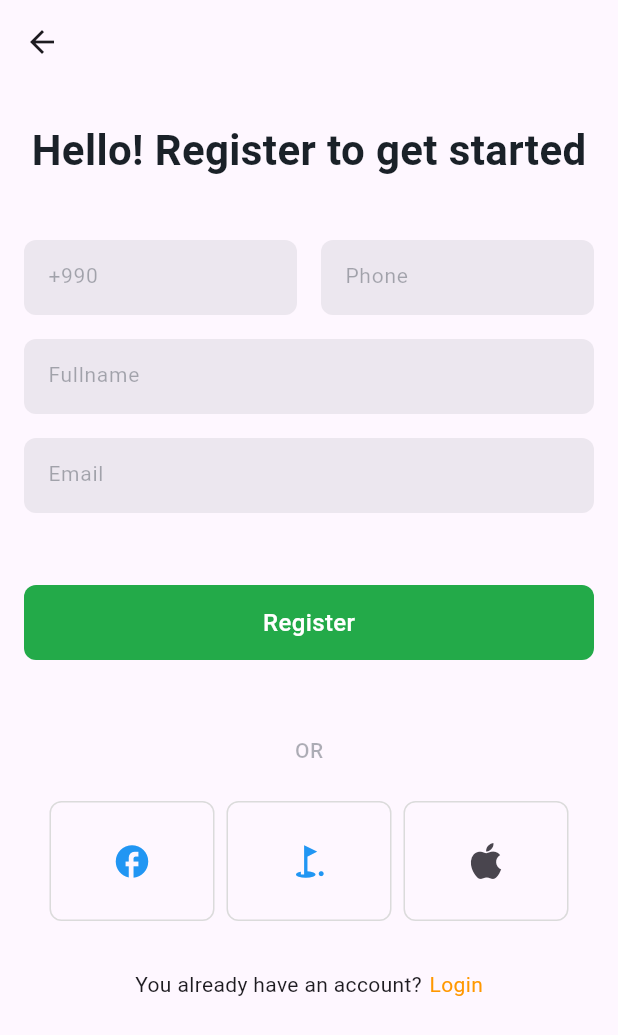
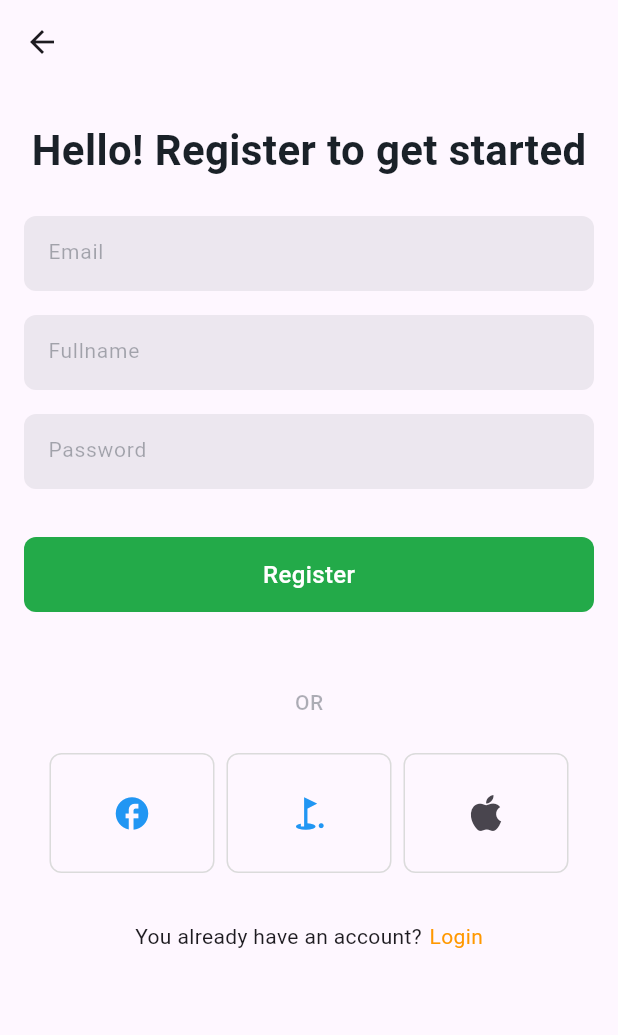
Before and after one commit to danicsaki/flutter_structure_cubit, a Flutter app: the screen it shows after launch, after a tap on "Get Started", on a phone screen of 412 x 824 dp. Shown: the top 1035 px of the screen. Run offline on Flutter 3.47's test engine with Material 2 defaults, Android fonts, the phone set to English and light mode, and no system bars; our stand-ins replace bloc, equatable, firebase_auth, firebase_core, flutter_bloc, flutter_svg; accounts and stored records are empty; network calls fail; statements that could not run were skipped.

Commit message:
add_code

```diff
--- /dev/null
+++ b/lib/cubits/cubits.dart
@@ -0,0 +1 @@
+export 'register/register_cubit.dart';
--- /dev/null
+++ b/lib/cubits/register/register_cubit.dart
@@ -0,0 +1,26 @@
+import 'package:app_structure_example/models/models.dart';
+import 'package:app_structure_example/repositories/repositories.dart';
+import 'package:bloc/bloc.dart';
+import 'package:equatable/equatable.dart';
+import 'package:firebase_auth/firebase_auth.dart';
+
+part 'register_state.dart';
+
+class RegisterCubit extends Cubit<RegisterState> {
+  final RegisterRepository repository;
+
+  RegisterCubit({required this.repository}) : super(const RegisterState());
+
+  Future<void> register(
+      String phone, String fullname, String email, String password) async {
+    try {
+      emit(state.copyWith(status: RegisterStateStatus.loading));
+
+      var user = await repository.register(phone, fullname, email, password);
+
+      emit(state.copyWith(status: RegisterStateStatus.success, user: user));
+    } catch (e) {
+      emit(state.copyWith(status: RegisterStateStatus.failure));
+    }
+  }
+}
--- /dev/null
+++ b/lib/cubits/register/register_state.dart
@@ -0,0 +1,27 @@
+part of 'register_cubit.dart';
+
+enum RegisterStateStatus { initial, loading, success, failure }
+
+class RegisterState extends Equatable {
+  final RegisterStateStatus status;
+  final User? user;
+  final Failure? exception;
+
+  const RegisterState(
+      {this.status = RegisterStateStatus.initial, this.user, this.exception});
+
+  RegisterState copyWith({
+    RegisterStateStatus? status,
+    User? user,
+    Failure? exception,
+  }) {
+    return RegisterState(
+      status: status ?? this.status,
+      user: user ?? this.user,
+      exception: exception ?? this.exception,
+    );
+  }
+
+  @override
+  List<Object?> get props => [status, user, exception];
+}
--- a/lib/main.dart
+++ b/lib/main.dart
@@ -1,8 +1,17 @@
 import 'package:app_structure_example/config/app_router.dart';
+import 'package:app_structure_example/cubits/cubits.dart';
+import 'package:app_structure_example/firebase_options.dart';
+import 'package:app_structure_example/repositories/repositories.dart';
 import 'package:app_structure_example/screens/screens.dart';
 import 'package:flutter/material.dart';
+import 'package:firebase_core/firebase_core.dart';
+import 'package:flutter_bloc/flutter_bloc.dart';
 
-void main() {
+void main() async {
+  WidgetsFlutterBinding.ensureInitialized();
+  await Firebase.initializeApp(
+    options: DefaultFirebaseOptions.currentPlatform,
+  );
   runApp(const MyApp());
 }
 
@@ -11,7 +20,20 @@ class MyApp extends StatelessWidget {
 
   @override
   Widget build(BuildContext context) {
-    return MaterialApp(
+    return MultiRepositoryProvider(
+      providers: [
+        RepositoryProvider(
+          create: (context) => RegisterRepository(),
+        ),
+      ],
+      child: MultiBlocProvider(
+        providers: [
+          BlocProvider(
+            create: (context) =>
+                RegisterCubit(repository: RegisterRepository()),
+          ),
+        ],
+        child: MaterialApp(
           title: 'Flutter Demo',
           theme: ThemeData(
             colorScheme: ColorScheme.fromSeed(seedColor: Colors.deepPurple),
@@ -19,6 +41,8 @@ class MyApp extends StatelessWidget {
           ),
           onGenerateRoute: AppRouter.onGenerateRoute,
           initialRoute: SplashScreen.routeName,
+        ),
+      ),
     );
   }
 }
--- /dev/null
+++ b/lib/models/models.dart
@@ -0,0 +1 @@
+export 'failure_model.dart';
--- /dev/null
+++ b/lib/repositories/register/base_register_repository.dart
@@ -0,0 +1,4 @@
+abstract class BaseRegisterRepository {
+  Future<dynamic> register(
+      String phone, String fullname, String email, String password) async {}
+}
--- /dev/null
+++ b/lib/repositories/register/register_repository.dart
@@ -0,0 +1,21 @@
+import 'package:app_structure_example/repositories/register/base_register_repository.dart';
+import 'package:firebase_auth/firebase_auth.dart';
+import 'package:flutter/material.dart';
+
+class RegisterRepository extends BaseRegisterRepository {
+  RegisterRepository();
+
+  @override
+  Future<dynamic> register(
+      String phone, String fullname, String email, String password) async {
+    UserCredential result =
+        await FirebaseAuth.instance.createUserWithEmailAndPassword(
+      email: email,
+      password: password,
+    );
+
+    debugPrint('$result');
+
+    return result.user;
+  }
+}
--- /dev/null
+++ b/lib/repositories/repositories.dart
@@ -0,0 +1 @@
+export 'register/register_repository.dart';
--- a/lib/screens/register/register_screen.dart
+++ b/lib/screens/register/register_screen.dart
@@ -1,7 +1,10 @@
+import 'package:app_structure_example/cubits/cubits.dart';
 import 'package:flutter/material.dart';
+import 'package:flutter_bloc/flutter_bloc.dart';
 
 class RegisterScreen extends StatefulWidget {
   static const String routeName = '/register';
+
   const RegisterScreen({super.key});
 
   static Route route() {
@@ -16,6 +19,12 @@ class RegisterScreen extends StatefulWidget {
 }
 
 class _RegisterScreenState extends State<RegisterScreen> {
+  static TextEditingController prefixController = TextEditingController();
+  static TextEditingController phoneController = TextEditingController();
+  static TextEditingController nameController = TextEditingController();
+  static TextEditingController emailController = TextEditingController();
+  static TextEditingController passwordController = TextEditingController();
+
   @override
   Widget build(BuildContext context) {
     Size screenSize = MediaQuery.of(context).size;
@@ -35,25 +44,19 @@ class _RegisterScreenState extends State<RegisterScreen> {
             ),
           ),
           Padding(
-            padding: const EdgeInsets.all(16.0),
+            padding: const EdgeInsets.only(left: 16, right: 16, bottom: 16),
             child: SizedBox(
               height: 50,
-              child: Row(
-                children: [
-                  Expanded(
-                    child: Container(
-                      decoration: BoxDecoration(
-                        borderRadius: BorderRadius.circular(8),
-                      ),
               child: TextField(
+                controller: emailController,
                 style: const TextStyle(fontSize: 14),
                 decoration: InputDecoration(
                   hintStyle: const TextStyle(
                     fontSize: 14,
                     color: Color(0x5C1C2731),
                   ),
-                          hintText: '+990',
-                          fillColor: const Color(0x141c2731),
+                  hintText: 'Email',
+                  fillColor: const Color(0x141C2731),
                   filled: true,
                   border: OutlineInputBorder(
                     borderRadius: BorderRadius.circular(8),
@@ -63,34 +66,66 @@ class _RegisterScreenState extends State<RegisterScreen> {
               ),
             ),
           ),
-                  const SizedBox(width: 16),
-                  Expanded(
-                    child: TextField(
-                      style: const TextStyle(fontSize: 14),
-                      decoration: InputDecoration(
-                        hintStyle: const TextStyle(
-                          fontSize: 14,
-                          color: Color(0x5C1C2731),
-                        ),
-                        hintText: 'Phone',
-                        fillColor: const Color(0x141C2731),
-                        filled: true,
-                        border: OutlineInputBorder(
-                          borderRadius: BorderRadius.circular(8),
-                          borderSide: BorderSide.none,
-                        ),
-                      ),
-                    ),
-                  ),
-                ],
-              ),
-            ),
-          ),
+          // Padding(
+          //   padding: const EdgeInsets.all(16.0),
+          //   child: SizedBox(
+          //     height: 50,
+          //     child: Row(
+          //       children: [
+          //         Expanded(
+          //           child: Container(
+          //             decoration: BoxDecoration(
+          //               borderRadius: BorderRadius.circular(8),
+          //             ),
+          //             child: TextField(
+          //               controller: prefixController,
+          //               style: const TextStyle(fontSize: 14),
+          //               decoration: InputDecoration(
+          //                 hintStyle: const TextStyle(
+          //                   fontSize: 14,
+          //                   color: Color(0x5C1C2731),
+          //                 ),
+          //                 hintText: '+990',
+          //                 fillColor: const Color(0x141c2731),
+          //                 filled: true,
+          //                 border: OutlineInputBorder(
+          //                   borderRadius: BorderRadius.circular(8),
+          //                   borderSide: BorderSide.none,
+          //                 ),
+          //               ),
+          //             ),
+          //           ),
+          //         ),
+          //         const SizedBox(width: 16),
+          //         Expanded(
+          //           child: TextField(
+          //             controller: phoneController,
+          //             style: const TextStyle(fontSize: 14),
+          //             decoration: InputDecoration(
+          //               hintStyle: const TextStyle(
+          //                 fontSize: 14,
+          //                 color: Color(0x5C1C2731),
+          //               ),
+          //               hintText: 'Phone',
+          //               fillColor: const Color(0x141C2731),
+          //               filled: true,
+          //               border: OutlineInputBorder(
+          //                 borderRadius: BorderRadius.circular(8),
+          //                 borderSide: BorderSide.none,
+          //               ),
+          //             ),
+          //           ),
+          //         ),
+          //       ],
+          //     ),
+          //   ),
+          // ),
           Padding(
             padding: const EdgeInsets.only(left: 16, right: 16, bottom: 16),
             child: SizedBox(
               height: 50,
               child: TextField(
+                controller: nameController,
                 style: const TextStyle(fontSize: 14),
                 decoration: InputDecoration(
                   hintStyle: const TextStyle(
@@ -109,17 +144,18 @@ class _RegisterScreenState extends State<RegisterScreen> {
             ),
           ),
           Padding(
-            padding: const EdgeInsets.only(left: 16, right: 16, bottom: 32),
+            padding: const EdgeInsets.only(left: 16, right: 16, bottom: 16),
             child: SizedBox(
               height: 50,
               child: TextField(
+                controller: passwordController,
                 style: const TextStyle(fontSize: 14),
                 decoration: InputDecoration(
                   hintStyle: const TextStyle(
                     fontSize: 14,
                     color: Color(0x5C1C2731),
                   ),
-                  hintText: 'Email',
+                  hintText: 'Password',
                   fillColor: const Color(0x141C2731),
                   filled: true,
                   border: OutlineInputBorder(
@@ -132,6 +168,15 @@ class _RegisterScreenState extends State<RegisterScreen> {
           ),
           Padding(
             padding: const EdgeInsets.all(16),
+            child: InkWell(
+              onTap: () {
+                context.read<RegisterCubit>().register(
+                      '+${prefixController.text} ${phoneController.text}',
+                      nameController.text,
+                      emailController.text,
+                      passwordController.text,
+                    );
+              },
               child: Container(
                 height: 50,
                 width: screenSize.width,
@@ -145,6 +190,7 @@ class _RegisterScreenState extends State<RegisterScreen> {
                       fontSize: 16,
                       fontWeight: FontWeight.w500,
                       color: Colors.white,
+                    ),
                   ),
                 ),
               ),
--- a/pubspec.yaml
+++ b/pubspec.yaml
@@ -36,6 +36,10 @@ dependencies:
   cupertino_icons: ^1.0.2
   bloc: ^8.1.2
   flutter_svg: ^2.0.7
+  equatable: ^2.0.5
+  flutter_bloc: ^8.1.3
+  firebase_core: ^2.14.0
+  firebase_auth: ^4.6.3
 
 dev_dependencies:
   flutter_test:
```
Also changed, not shown: lib/models/failure_model.dart (added, +21 -0 lines), lib/firebase_options.dart (added), pubspec.lock, 12 other files. Lines whose indentation alone changed are shown as unchanged.
